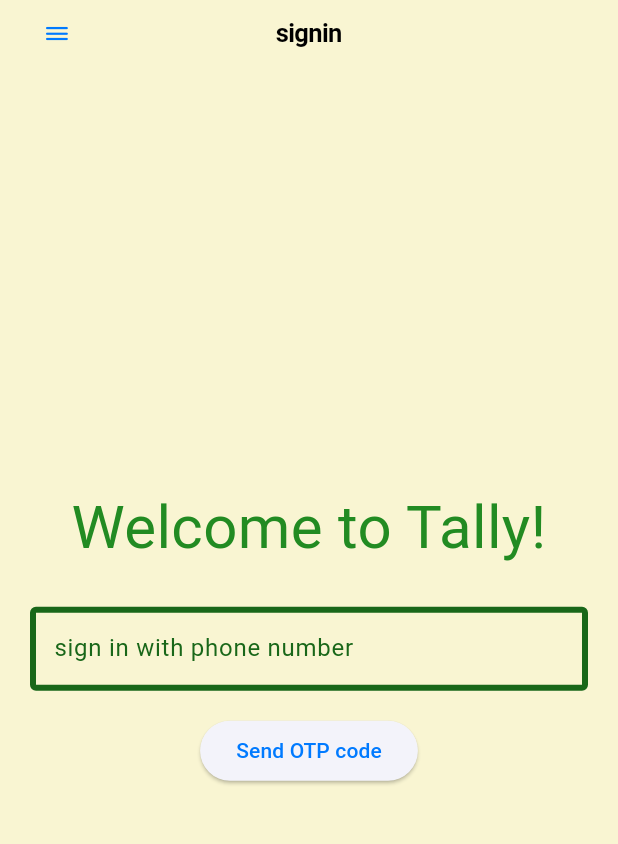
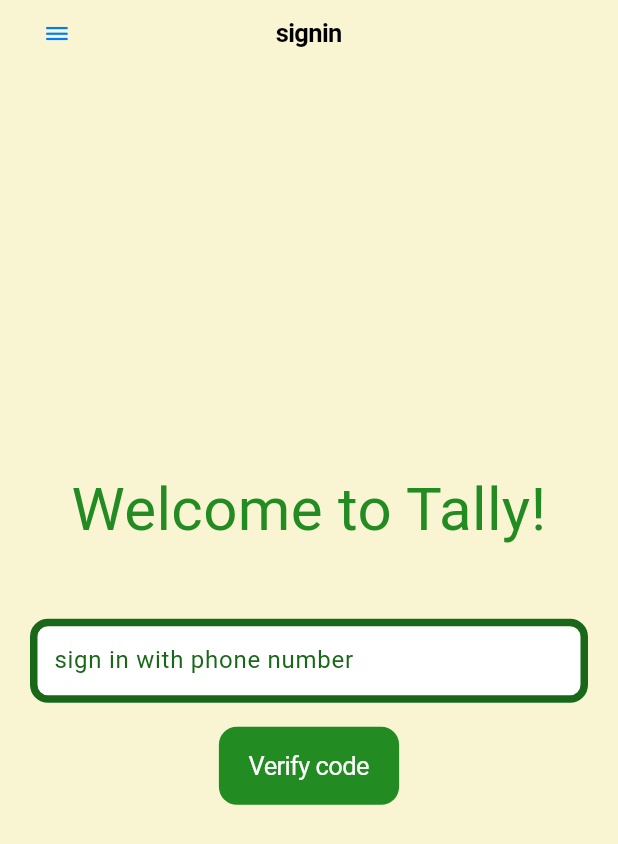
Before and after one commit to JoelSmith123/household_expenses_splitter, a Flutter app: the screen it shows after launch, on a phone screen of 412 x 824 dp. Shown: the top 844 px of the screen. Run offline on Flutter 3.47's test engine with Material 3 defaults, Android fonts, the phone set to English and light mode, and no system bars; our stand-ins replace google_fonts, supabase_flutter; missing offline and left inert: supabase_auth_ui; accounts and stored records are empty; Roboto replaces fonts that are missing (Modak).

Commit message:
Clean up and styling for phone sign in and button

```diff
--- a/lib/phone_otp_page.dart
+++ b/lib/phone_otp_page.dart
@@ -1,4 +1,5 @@
 import 'package:flutter/material.dart';
+import 'package:flutter/cupertino.dart';
 import 'package:supabase_flutter/supabase_flutter.dart';
 
 final supabase = Supabase.instance.client;
@@ -64,11 +65,14 @@ class _PhoneOtpPageState extends State<PhoneOtpPage> {
           decoration: const InputDecoration(
             labelText: 'sign in with phone number',
             labelStyle: const TextStyle(color: Color(0xFF196719)),
+            filled: true,
+            fillColor: Colors.white,
             enabledBorder: OutlineInputBorder(
-              borderSide: const BorderSide(color: Color(0xFF196719), width: 4),
+                borderRadius: BorderRadius.all(Radius.circular(12)),
+              borderSide: const BorderSide(color: Color(0xFF196719), width: 5),
             ),
             focusedBorder: OutlineInputBorder(
-              borderSide: const BorderSide(color: Colors.cyanAccent, width: 2),
+              borderSide: const BorderSide(color: Color(0xFF196719), width: 2),
             ),
           ),
         ),
@@ -90,9 +94,11 @@ class _PhoneOtpPageState extends State<PhoneOtpPage> {
             ),
           ),
         const SizedBox(height: 16),
-        ElevatedButton(
+        CupertinoButton(
           onPressed: _codeSent ? _verifyOtp : _sendOtp,
-          child: Text(_codeSent ? 'Verify code' : 'Send OTP code'),
+          child: const Text('Verify code',
+              style: TextStyle(color: CupertinoColors.white)),
+          color: const Color(0xFF228b22),
         ),
       ],
     );
--- a/lib/signin_screen.dart
+++ b/lib/signin_screen.dart
@@ -26,7 +26,7 @@ Widget signinScreen() {
               ),
               textAlign: TextAlign.center,
             ),
-            const SizedBox(height: 24),
+            const SizedBox(height: 44),
             PhoneOtpPage(),
           ],
         ),
```
